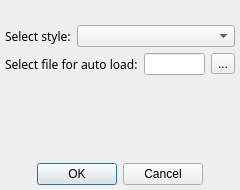
Old version of the form dsetting.ui in the repository AndreyFedchuk/Organizer.
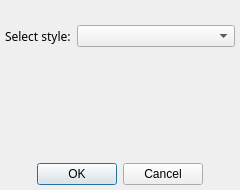
New version of the form.

Patch:
```diff
--- a/dsetting.ui
+++ b/dsetting.ui
@@ -34,7 +34,7 @@
   <property name="modal">
    <bool>false</bool>
   </property>
-  <layout class="QVBoxLayout" name="verticalLayout" stretch="0,0,0,1">
+  <layout class="QVBoxLayout" name="verticalLayout" stretch="0,0,1">
    <property name="leftMargin">
     <number>5</number>
    </property>
@@ -66,32 +66,6 @@
      </item>
     </layout>
    </item>
-   <item>
-    <layout class="QHBoxLayout" name="horizontalLayout_2" stretch="0,1,0">
-     <item>
-      <widget class="QLabel" name="label_3">
-       <property name="font">
-        <font>
-         <family>Segoe Print</family>
-        </font>
-       </property>
-       <property name="text">
-        <string>Select file for auto load:</string>
-       </property>
-      </widget>
-     </item>
-     <item>
-      <widget class="QLineEdit" name="lineEdit"/>
-     </item>
-     <item>
-      <widget class="QToolButton" name="toolButton">
-       <property name="text">
-        <string>...</string>
-       </property>
-      </widget>
-     </item>
-    </layout>
-   </item>
    <item>
     <spacer name="verticalSpacer">
      <property name="orientation">
```
